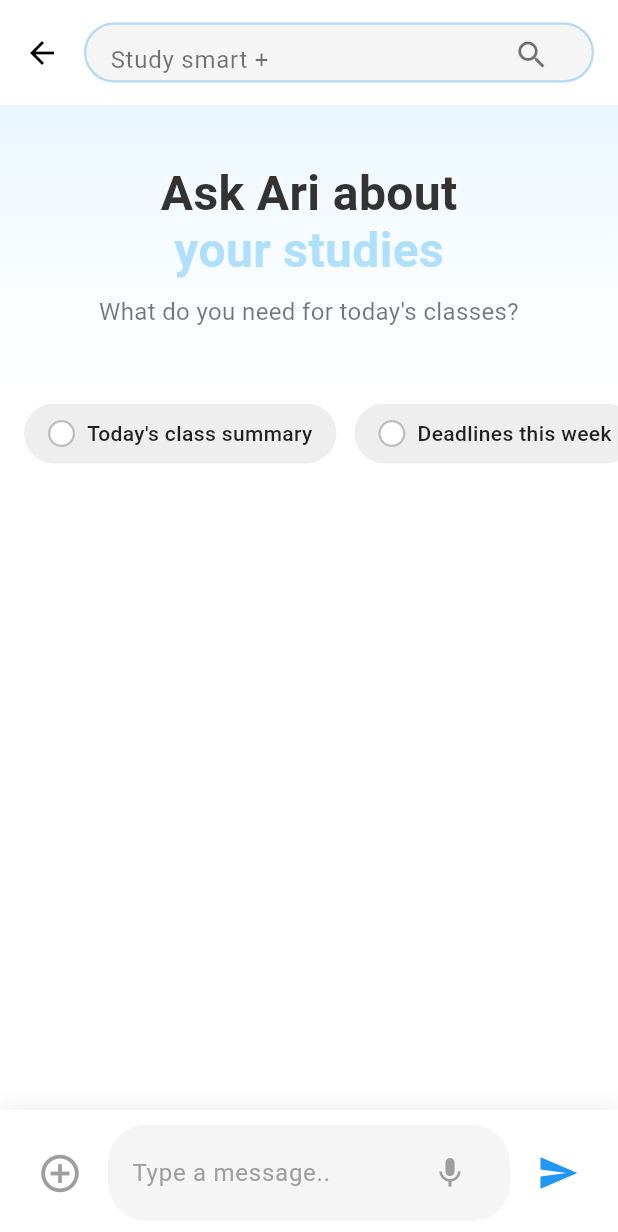
After one commit to essor1234/campussync, a Flutter app: the StudySmartScreen screen opened directly, on a phone screen of 412 x 824 dp. The commit adds this screen. Shown: the top 1232 px of the screen. Run offline on Flutter 3.47's test engine with Material 3 defaults, Android fonts, the phone set to English and light mode, and no system bars; our stand-ins replace flutter_dotenv, sqflite; accounts and stored records are empty.

Commit message:
implement AI agent

```diff
--- a/lib/main.dart
+++ b/lib/main.dart
@@ -1,4 +1,7 @@
+import 'package:campussync/providers/chat_provider.dart';
+// import 'package:campussync/screens/aiAgent/smart_screen.dart';
 import 'package:flutter/material.dart';
+import 'package:flutter_dotenv/flutter_dotenv.dart';
 import 'package:provider/provider.dart';
 
 import 'providers/user_provider.dart';
@@ -10,8 +13,12 @@ import 'providers/event_provider.dart';
 
 void main() async {
   WidgetsFlutterBinding.ensureInitialized();
+  await dotenv.load(fileName: ".env");
   runApp(const MyApp());
 }
+
+// Access
+final apiKey = dotenv.env['PERPLEXITY_API_KEY'];
 
 class MyApp extends StatelessWidget {
   const MyApp({super.key});
@@ -23,6 +30,7 @@ class MyApp extends StatelessWidget {
         ChangeNotifierProvider(create: (_) => UserProvider()),
         ChangeNotifierProvider(create: (_) => EventProvider()),
         ChangeNotifierProvider(create: (_) => ScheduleProvider()),
+        ChangeNotifierProvider(create: (_) => ChatProvider()),
       ],
       child: MaterialApp(
         debugShowCheckedModeBanner: false,
@@ -34,6 +42,7 @@ class MyApp extends StatelessWidget {
             border: OutlineInputBorder(),
           ),
         ),
+        // home: const StudySmartScreen(),
         initialRoute: Routes.login,
         onGenerateRoute: Routes.generateRoute,
       ),
--- /dev/null
+++ b/lib/models/chat_message.dart
@@ -0,0 +1,6 @@
+class ChatMessage {
+  final String text;
+  final bool isUser;
+
+  ChatMessage({required this.text, required this.isUser});
+}
--- /dev/null
+++ b/lib/providers/chat_provider.dart
@@ -0,0 +1,37 @@
+// lib/providers/chat_provider.dart
+import 'package:flutter/material.dart';
+import '../models/chat_message.dart';
+import '../services/ai_service.dart';
+
+class ChatProvider extends ChangeNotifier {
+  final AIService _aiService = AIService();
+  final List<ChatMessage> _messages = [];
+  List<ChatMessage> get messages => _messages;
+
+  bool _isLoading = false;
+  bool get isLoading => _isLoading;
+
+  Future<void> sendMessage(String text) async {
+    if (text.isEmpty) return;
+
+    // Add user message
+    _messages.add(ChatMessage(text: text, isUser: true));
+    _isLoading = true;
+    notifyListeners();
+
+    try {
+      final aiResponse = await _aiService.getFeedback(text);
+      _messages.add(ChatMessage(text: aiResponse, isUser: false));
+    } catch (e) {
+      _messages.add(
+        ChatMessage(
+          text: 'Error fetching AI response: ${e.toString()}',
+          isUser: false,
+        ),
+      );
+    } finally {
+      _isLoading = false;
+      notifyListeners();
+    }
+  }
+}
--- /dev/null
+++ b/lib/screens/aiAgent/smart_screen.dart
@@ -0,0 +1,307 @@
+import 'package:campussync/services/ai_service.dart';
+import 'package:flutter/material.dart';
+import 'package:flutter/services.dart';
+import 'study_smart_chip.dart';
+
+// --- Color Constants specific to this screen ---
+const Color kAskAriLightBlue = Color(0xFFE8F7FE);
+const Color kAskAriDarkBlue = Color(0xFFC7EBFD);
+const Color kAskAriGradientStart = Color(0xFF91D4FA);
+const Color kAskAriGradientEnd = Color(0xFFC7EBFD);
+
+const Color kChipBlue = Color(0xFF2196F3);
+const Color kChipDarkBlue = Color(0xFF1976D2);
+
+// --- Gradient for the "Ask Ari" section ---
+final kAskAriBackgroundGradient = LinearGradient(
+  colors: [
+    kAskAriGradientStart.withOpacity(0.2),
+    kAskAriGradientEnd.withOpacity(0.0),
+  ],
+  begin: Alignment.topCenter,
+  end: Alignment.bottomCenter,
+);
+
+class StudySmartScreen extends StatefulWidget {
+  const StudySmartScreen({super.key});
+
+  @override
+  State<StudySmartScreen> createState() => _StudySmartScreenState();
+}
+
+class _StudySmartScreenState extends State<StudySmartScreen> {
+  final TextEditingController _textController = TextEditingController();
+  final List<Map<String, String>> _messages =
+      []; // {"role": "user"/"ai", "text": "..."}
+  final List<String> _selectedChips = [];
+
+  void _onChipTap(String label) {
+    setState(() {
+      if (_selectedChips.contains(label)) {
+        _selectedChips.remove(label);
+      } else {
+        _selectedChips.add(label);
+      }
+    });
+
+    // Send the chip label as a prompt to AI
+    _sendMessage(prompt: label);
+  }
+
+  void _sendMessage({String? prompt}) async {
+    final text = prompt ?? _textController.text.trim();
+    if (text.isEmpty) return;
+
+    setState(() {
+      _messages.add({"role": "user", "text": text});
+      if (prompt == null) _textController.clear();
+    });
+
+    final aiService = AIService();
+    try {
+      final response = await aiService.getFeedback(text);
+      setState(() {
+        _messages.add({"role": "ai", "text": response});
+      });
+    } catch (e) {
+      setState(() {
+        _messages.add({
+          "role": "ai",
+          "text": "Error: Failed to get AI response.",
+        });
+      });
+    }
+  }
+
+  @override
+  Widget build(BuildContext context) {
+    SystemChrome.setSystemUIOverlayStyle(
+      const SystemUiOverlayStyle(
+        statusBarIconBrightness: Brightness.dark,
+        statusBarColor: Colors.transparent,
+      ),
+    );
+
+    return Scaffold(
+      backgroundColor: Colors.white,
+      appBar: _buildSearchBarAppBar(),
+      body: Column(
+        children: [
+          _buildAskAriSection(),
+          const SizedBox(height: 10),
+          _buildPromptChips(),
+          const SizedBox(height: 10),
+          _buildChatList(),
+          _buildChatInput(),
+        ],
+      ),
+    );
+  }
+
+  PreferredSizeWidget _buildSearchBarAppBar() {
+    return AppBar(
+      backgroundColor: Colors.white,
+      elevation: 0,
+      toolbarHeight: 70,
+      titleSpacing: 0,
+      leading: IconButton(
+        icon: const Icon(Icons.arrow_back, color: Colors.black),
+        onPressed: () => Navigator.pop(context),
+      ),
+      title: Container(
+        height: 40,
+        margin: const EdgeInsets.only(right: 16),
+        padding: const EdgeInsets.symmetric(horizontal: 16),
+        decoration: BoxDecoration(
+          color: Colors.grey[100],
+          borderRadius: BorderRadius.circular(20),
+          border: Border.all(color: Colors.blue.withOpacity(0.3), width: 1.5),
+        ),
+        child: Row(
+          children: [
+            Expanded(
+              child: TextField(
+                decoration: const InputDecoration(
+                  hintText: 'Study smart +',
+                  hintStyle: TextStyle(color: Colors.black54, fontSize: 16),
+                  border: InputBorder.none,
+                  contentPadding: EdgeInsets.symmetric(vertical: 0),
+                ),
+                style: const TextStyle(color: Colors.black, fontSize: 16),
+                onSubmitted: (value) => _sendMessage(),
+                controller: _textController,
+              ),
+            ),
+            IconButton(
+              icon: const Icon(Icons.search, color: Colors.black54, size: 24),
+              onPressed: _sendMessage,
+            ),
+          ],
+        ),
+      ),
+    );
+  }
+
+  Widget _buildAskAriSection() {
+    return Container(
+      width: double.infinity,
+      padding: const EdgeInsets.symmetric(vertical: 40),
+      decoration: BoxDecoration(gradient: kAskAriBackgroundGradient),
+      child: Column(
+        children: [
+          const Text(
+            'Ask Ari about',
+            style: TextStyle(
+              color: Color(0xFF333333),
+              fontSize: 32,
+              fontWeight: FontWeight.bold,
+              height: 1.2,
+            ),
+          ),
+          Text(
+            'your studies',
+            style: TextStyle(
+              color: kAskAriGradientStart.withOpacity(0.7),
+              fontSize: 32,
+              fontWeight: FontWeight.bold,
+              height: 1.2,
+            ),
+          ),
+          const SizedBox(height: 10),
+          const Text(
+            'What do you need for today\'s classes?',
+            style: TextStyle(color: Colors.black54, fontSize: 16),
+            textAlign: TextAlign.center,
+          ),
+        ],
+      ),
+    );
+  }
+
+  Widget _buildPromptChips() {
+    final List<String> prompts = [
+      'Today\'s class summary',
+      'Deadlines this week',
+      'What\'s due',
+      'Revise for quiz',
+      'Generate study checklist',
+      'Outline my essay',
+      'Cite sources (APA)',
+      'Create flashcards',
+    ];
+
+    return SingleChildScrollView(
+      scrollDirection: Axis.horizontal,
+      padding: const EdgeInsets.symmetric(horizontal: 16),
+      child: Row(
+        children: prompts.map((label) {
+          final isSelected = _selectedChips.contains(label);
+          return Padding(
+            padding: const EdgeInsets.only(right: 12),
+            child: StudySmartChip(
+              label: label,
+              isSelected: isSelected,
+              onTap: () => _onChipTap(label),
+              selectedColor: kChipBlue,
+              unselectedColor: Colors.grey[200]!,
+            ),
+          );
+        }).toList(),
+      ),
+    );
+  }
+
+  Widget _buildChatList() {
+    return Expanded(
+      child: ListView.builder(
+        padding: const EdgeInsets.symmetric(horizontal: 16, vertical: 8),
+        itemCount: _messages.length,
+        itemBuilder: (context, index) {
+          final message = _messages[index];
+          final isUser = message["role"] == "user";
+          return Align(
+            alignment: isUser ? Alignment.centerRight : Alignment.centerLeft,
+            child: Container(
+              margin: const EdgeInsets.symmetric(vertical: 4),
+              padding: const EdgeInsets.all(12),
+              decoration: BoxDecoration(
+                color: isUser ? Colors.blue : Colors.grey[300],
+                borderRadius: BorderRadius.circular(12),
+              ),
+              child: Text(
+                message["text"]!,
+                style: TextStyle(color: isUser ? Colors.white : Colors.black87),
+              ),
+            ),
+          );
+        },
+      ),
+    );
+  }
+
+  Widget _buildChatInput() {
+    return Container(
+      padding: const EdgeInsets.symmetric(horizontal: 16, vertical: 10),
+      decoration: BoxDecoration(
+        color: Colors.white,
+        boxShadow: [
+          BoxShadow(
+            color: Colors.black.withOpacity(0.05),
+            blurRadius: 10,
+            offset: const Offset(0, -5),
+          ),
+        ],
+      ),
+      child: Row(
+        children: [
+          IconButton(
+            icon: const Icon(
+              Icons.add_circle_outline,
+              color: Colors.grey,
+              size: 30,
+            ),
+            onPressed: () => print('Add button tapped'),
+          ),
+          const SizedBox(width: 8),
+          Expanded(
+            child: Container(
+              padding: const EdgeInsets.symmetric(horizontal: 16, vertical: 8),
+              decoration: BoxDecoration(
+                color: Colors.grey[100],
+                borderRadius: BorderRadius.circular(25),
+              ),
+              child: Row(
+                children: [
+                  Expanded(
+                    child: TextField(
+                      controller: _textController,
+                      decoration: const InputDecoration(
+                        hintText: 'Type a message..',
+                        hintStyle: TextStyle(color: Colors.grey, fontSize: 16),
+                        border: InputBorder.none,
+                        contentPadding: EdgeInsets.zero,
+                      ),
+                      minLines: 1,
+                      maxLines: 5,
+                      onSubmitted: (value) => _sendMessage(),
+                    ),
+                  ),
+                  const SizedBox(width: 8),
+                  IconButton(
+                    icon: const Icon(Icons.mic, color: Colors.grey, size: 24),
+                    onPressed: () => print('Microphone button tapped'),
+                  ),
+                ],
+              ),
+            ),
+          ),
+          const SizedBox(width: 8),
+          IconButton(
+            icon: const Icon(Icons.send, color: Colors.blue, size: 28),
+            onPressed: _sendMessage,
+          ),
+        ],
+      ),
+    );
+  }
+}
--- /dev/null
+++ b/lib/screens/aiAgent/study_smart_chip.dart
@@ -0,0 +1,70 @@
+// TODO Implement this library.
+import 'package:flutter/material.dart';
+
+class StudySmartChip extends StatelessWidget {
+  final String label;
+  final bool isSelected;
+  final VoidCallback onTap;
+  final Color selectedColor;
+  final Color unselectedColor;
+
+  const StudySmartChip({
+    super.key,
+    required this.label,
+    required this.isSelected,
+    required this.onTap,
+    required this.selectedColor,
+    required this.unselectedColor,
+  });
+
+  @override
+  Widget build(BuildContext context) {
+    return GestureDetector(
+      onTap: onTap,
+      child: Container(
+        padding: const EdgeInsets.symmetric(horizontal: 16, vertical: 10),
+        decoration: BoxDecoration(
+          color: isSelected ? selectedColor : unselectedColor,
+          borderRadius: BorderRadius.circular(25),
+        ),
+        child: Row(
+          mainAxisSize: MainAxisSize.min, // Ensures content doesn't stretch
+          children: [
+            // Custom radio-like circle
+            Container(
+              width: 18,
+              height: 18,
+              decoration: BoxDecoration(
+                shape: BoxShape.circle,
+                color: Colors.white,
+                border: Border.all(
+                  color: isSelected ? Colors.white : Colors.grey[400]!,
+                  width: 1.5,
+                ),
+              ),
+              child: isSelected
+                  ? Center(
+                      child: Icon(
+                        Icons.circle,
+                        color:
+                            selectedColor, // Inner dot matches selected color
+                        size: 10,
+                      ),
+                    )
+                  : null,
+            ),
+            const SizedBox(width: 8),
+            Text(
+              label,
+              style: TextStyle(
+                color: isSelected ? Colors.white : Colors.black87,
+                fontSize: 14,
+                fontWeight: FontWeight.w500,
+              ),
+            ),
+          ],
+        ),
+      ),
+    );
+  }
+}
--- a/lib/services/ai_service.dart
+++ b/lib/services/ai_service.dart
@@ -0,0 +1,32 @@
+// lib/services/ai_service.dart
+import 'dart:convert';
+import 'package:flutter_dotenv/flutter_dotenv.dart';
+import 'package:http/http.dart' as http;
+
+class AIService {
+  final String apiKey = dotenv.env['PERPLEXITY_API_KEY'] ?? '';
+
+  Future<String> getFeedback(String prompt) async {
+    final response = await http.post(
+      Uri.parse(
+        'https://api.perplexity.ai/v1/feedback',
+      ), // Replace with actual Perplexity endpoint
+      headers: {
+        'Authorization': 'Bearer $apiKey',
+        'Content-Type': 'application/json',
+      },
+      body: jsonEncode({
+        'query': prompt,
+        'template':
+            'List all positives, list improvements, grade based on demo template',
+      }),
+    );
+
+    if (response.statusCode == 200) {
+      final data = jsonDecode(response.body);
+      return data['answer'] ?? 'No feedback received';
+    } else {
+      throw Exception('AI API Error: ${response.statusCode}');
+    }
+  }
+}
--- a/pubspec.yaml
+++ b/pubspec.yaml
@@ -38,6 +38,7 @@ dependencies:
   flutter_secure_storage: ^9.0.0
   uuid: ^4.2.1
   shared_preferences: ^2.2.2
+  flutter_dotenv: ^6.0.0
 
   # The following adds the Cupertino Icons font to your application.
   # Use with the CupertinoIcons class for iOS style icons.
```
Also changed, not shown: pubspec.lock, 1 other file.
